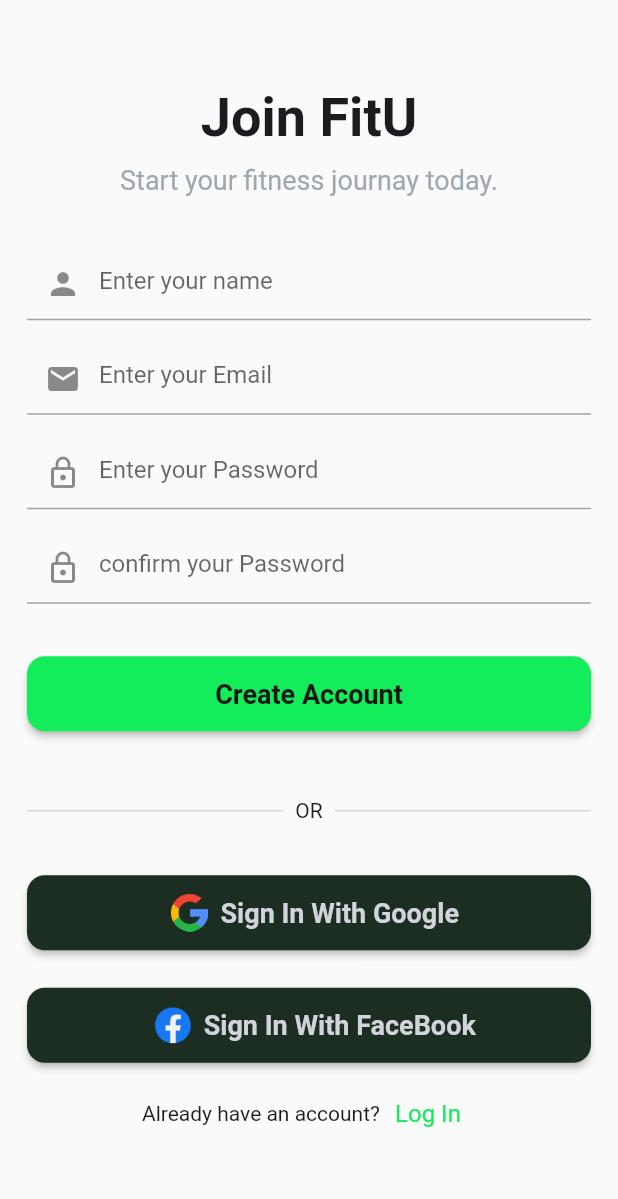
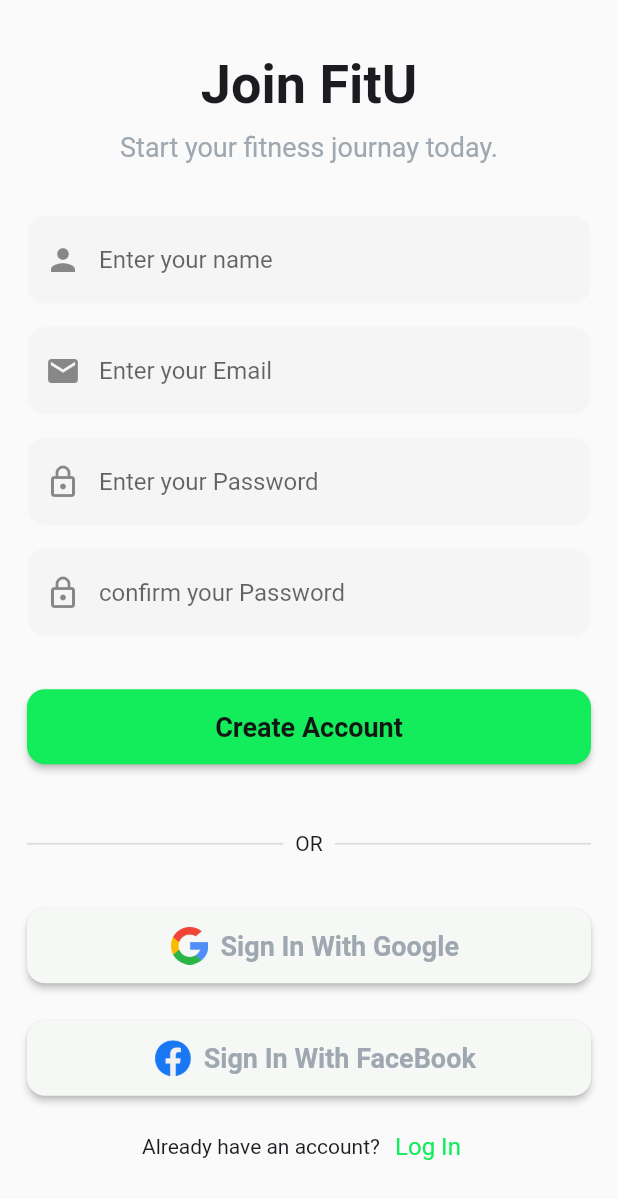
Before and after one commit to MohamedGamil13/FitU, a Flutter app: the SignUpView screen opened by its route, on a phone screen of 412 x 824 dp. Shown: the top 1199 px of the screen. Run offline on Flutter 3.47's test engine with Material 3 defaults, Android fonts, the light colour scheme and no system bars; our stand-ins replace flutter_bloc, go_router, hydrated_bloc, smooth_page_indicator.

Commit message:
Refactor authentication views and enhance UI components

```diff
--- a/lib/core/config/themes/app_colors.dart
+++ b/lib/core/config/themes/app_colors.dart
@@ -16,5 +16,6 @@ class AppColors {
   static const Color seconderyText = Color(0xff9fa8b0);
   static const Color gray10 = Color(0xffd1d5db);
   static const Color outlineBorderColor = Color(0xffd1d5db);
-  static const Color fillColor = Color(0xff1c2d21);
+  static const Color fillColorDark = Color(0xff1c2d21);
+  static const Color fillColorLight = Color(0xffF2F2F2);
 }
--- a/lib/core/config/themes/dark_mode.dart
+++ b/lib/core/config/themes/dark_mode.dart
@@ -31,7 +31,7 @@ ThemeData getDarkMode() {
       ),
     ),
     inputDecorationTheme: InputDecorationTheme(
-      fillColor: AppColors.fillColor,
+      fillColor: AppColors.fillColorDark,
       filled: true,
       outlineBorder: BorderSide(color: AppColors.outlineBorderColor),
       border: OutlineInputBorder(borderRadius: BorderRadius.circular(12)),
--- a/lib/features/Auth/presentation/views/widgets/auth_custom_button.dart
+++ b/lib/features/Auth/presentation/views/widgets/auth_custom_button.dart
@@ -1,4 +1,5 @@
 import 'package:fitu/core/config/themes/app_colors.dart';
+import 'package:fitu/core/config/themes/extension/theme_extension.dart';
 import 'package:flutter/material.dart';
 
 class AuthCustomButton extends StatelessWidget {
@@ -9,8 +10,12 @@ class AuthCustomButton extends StatelessWidget {
   Widget build(BuildContext context) {
     return ElevatedButton(
       style: ElevatedButton.styleFrom(
-        backgroundColor: AppColors.fillColor,
-        foregroundColor: AppColors.surface,
+        backgroundColor: context.isdarkMode
+            ? AppColors.fillColorDark
+            : AppColors.backGroundLight,
+        foregroundColor: context.isdarkMode
+            ? AppColors.surface
+            : AppColors.seconderyText,
 
         // minimumSize: const Size(380, 50),
         // shape: RoundedRectangleBorder(borderRadius: BorderRadius.circular(12)),
@@ -24,7 +29,7 @@ class AuthCustomButton extends StatelessWidget {
             child: Image.asset(logo, height: 25),
           ),
           // SizedBox(width: 10),
-          Text(text, style: TextStyle(color: AppColors.gray10)),
+          Text(text),
         ],
       ),
     );
--- /dev/null
+++ b/lib/features/Auth/presentation/views/widgets/sign_up_textfields.dart
@@ -0,0 +1,51 @@
+import 'package:fitu/core/config/themes/text_style.dart';
+import 'package:flutter/material.dart';
+
+class SignUpTextfields extends StatelessWidget {
+  const SignUpTextfields({super.key});
+
+  @override
+  Widget build(BuildContext context) {
+    return Column(
+      children: [
+        Text('Join FitU', style: AppTextStyles.lexendBold36),
+        SizedBox(height: 10),
+        Text(
+          'Start your fitness journay today.',
+          style: AppTextStyles.lexendSemiBold18,
+        ),
+        SizedBox(height: 35),
+        TextField(
+          decoration: InputDecoration(
+            hintText: 'Enter your name',
+            prefixIcon: Icon(Icons.person),
+          ),
+        ),
+        SizedBox(height: 15),
+        TextField(
+          decoration: InputDecoration(
+            hintText: 'Enter your Email',
+            prefixIcon: Icon(Icons.email),
+          ),
+        ),
+        SizedBox(height: 15),
+        TextField(
+          decoration: InputDecoration(
+            hintText: 'Enter your Password',
+            prefixIcon: Icon(Icons.lock_outlined),
+          ),
+        ),
+        SizedBox(height: 15),
+        TextField(
+          decoration: InputDecoration(
+            hintText: 'confirm your Password',
+            prefixIcon: Icon(Icons.lock_outlined),
+          ),
+        ),
+        SizedBox(height: 35),
+        ElevatedButton(onPressed: () {}, child: Text('Create Account')),
+        SizedBox(height: 45),
+      ],
+    );
+  }
+}
--- a/lib/features/Auth/presentation/views/widgets/sign_up_view_body.dart
+++ b/lib/features/Auth/presentation/views/widgets/sign_up_view_body.dart
@@ -1,8 +1,8 @@
-import 'package:fitu/core/config/themes/text_style.dart';
 import 'package:fitu/core/constants/images_path.dart';
 import 'package:fitu/features/Auth/presentation/views/widgets/auth_custom_button.dart';
 import 'package:fitu/features/Auth/presentation/views/widgets/custom_divider.dart';
 import 'package:fitu/features/Auth/presentation/views/widgets/custom_text_row.dart';
+import 'package:fitu/features/Auth/presentation/views/widgets/sign_up_textfields.dart';
 import 'package:flutter/material.dart';
 
 class SignUpViewBody extends StatelessWidget {
@@ -17,43 +17,7 @@ class SignUpViewBody extends StatelessWidget {
           child: SingleChildScrollView(
             child: Column(
               children: [
-                Text('Join FitU', style: AppTextStyles.lexendBold36),
-                SizedBox(height: 10),
-                Text(
-                  'Start your fitness journay today.',
-                  style: AppTextStyles.lexendSemiBold18,
-                ),
-                SizedBox(height: 35),
-                TextField(
-                  decoration: InputDecoration(
-                    hintText: 'Enter your name',
-                    prefixIcon: Icon(Icons.person),
-                  ),
-                ),
-                SizedBox(height: 15),
-                TextField(
-                  decoration: InputDecoration(
-                    hintText: 'Enter your Email',
-                    prefixIcon: Icon(Icons.email),
-                  ),
-                ),
-                SizedBox(height: 15),
-                TextField(
-                  decoration: InputDecoration(
-                    hintText: 'Enter your Password',
-                    prefixIcon: Icon(Icons.lock_outlined),
-                  ),
-                ),
-                SizedBox(height: 15),
-                TextField(
-                  decoration: InputDecoration(
-                    hintText: 'confirm your Password',
-                    prefixIcon: Icon(Icons.lock_outlined),
-                  ),
-                ),
-                SizedBox(height: 35),
-                ElevatedButton(onPressed: () {}, child: Text('Create Account')),
-                SizedBox(height: 45),
+                SignUpTextfields(),
                 CustomDivider(textBetween: 'OR'),
                 SizedBox(height: 35),
                 AuthCustomButton(
```
Also changed, not shown: lib/core/config/themes/light_mode.dart (+18 -0 lines), lib/features/Auth/presentation/views/sign_in_view.dart (added, +11 -0 lines), lib/features/Auth/presentation/views/widgets/signin_view_body.dart (added, +10 -0 lines).
